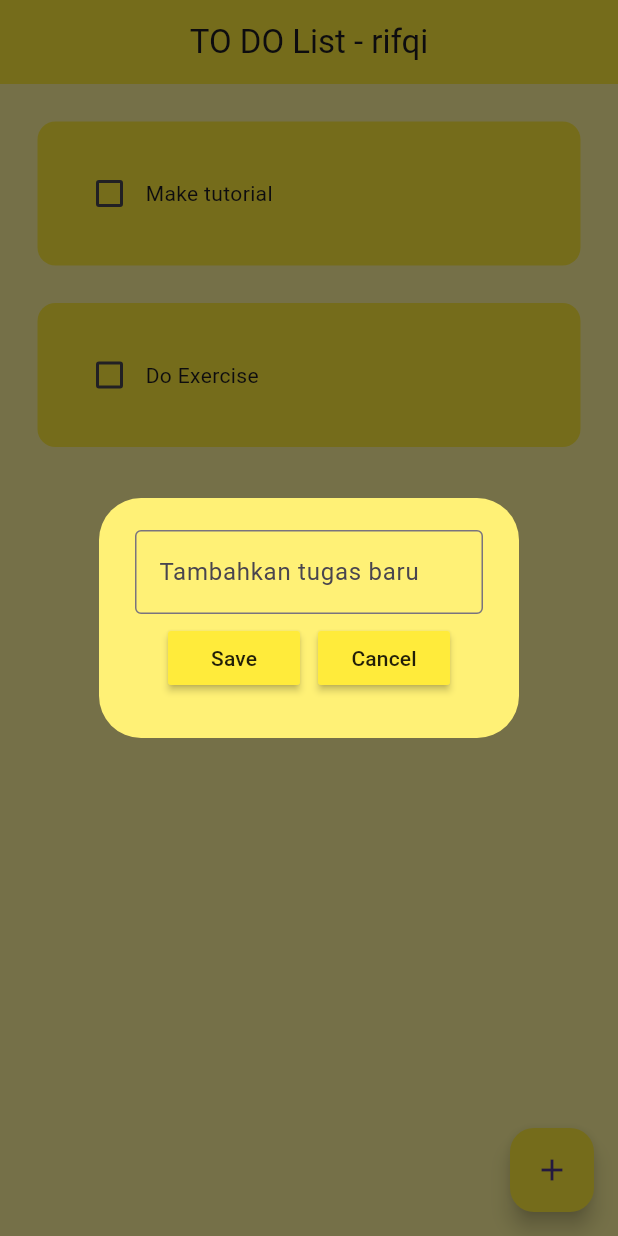
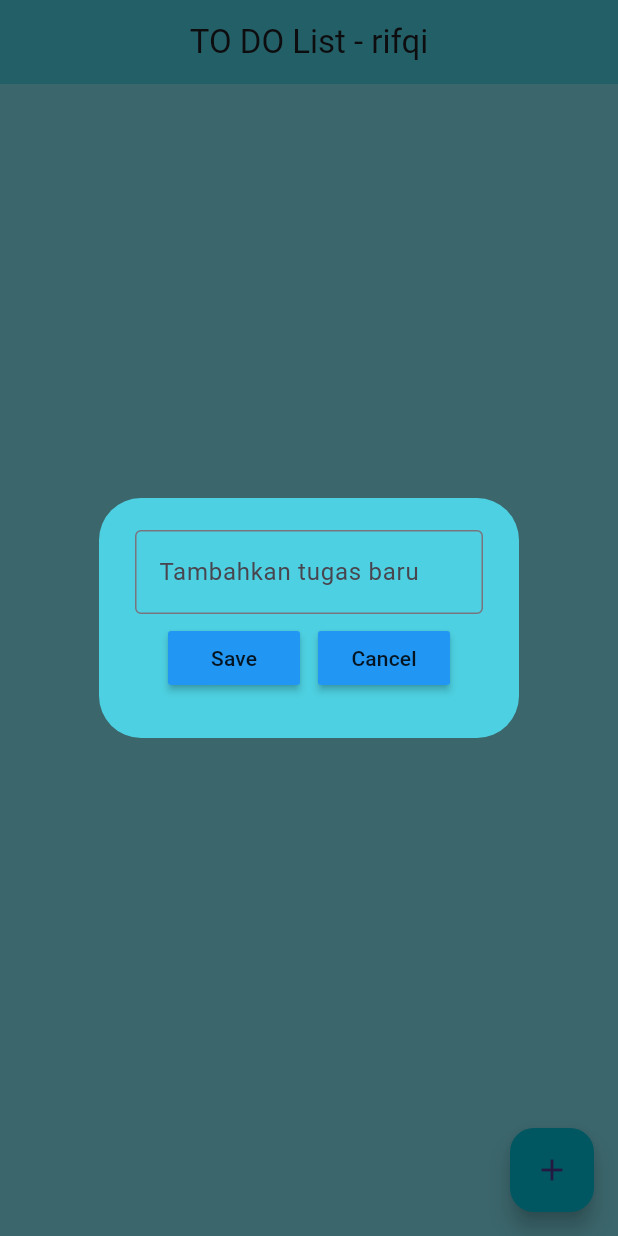
Before and after one commit to Rifqi-Setiawan/To-do-list_flutter, a Flutter app: the screen it shows after launch, after a tap on the "add" icon, on a phone screen of 412 x 824 dp. Run offline on Flutter 3.47's test engine with Material 3 defaults, Android fonts, the phone set to English and light mode, and no system bars; drawn by our look-alikes of flutter_slidable.

Commit message:
final commit

```diff
--- a/lib/main.dart
+++ b/lib/main.dart
@@ -13,7 +13,9 @@ class MyApp extends StatelessWidget {
     return MaterialApp(
       debugShowCheckedModeBanner: false,
       home: const HomePage(),
-      theme: ThemeData(primarySwatch: Colors.yellow),
+      theme: ThemeData(
+        primarySwatch: Colors.cyan, // Ini benar
+      ),
     );
   }
 }
--- a/lib/pages/home_page.dart
+++ b/lib/pages/home_page.dart
@@ -10,10 +10,7 @@ class HomePage extends StatefulWidget {
 }
 
 class _HomePageState extends State<HomePage> {
-  List toDoList = [
-    ["Make tutorial", false],
-    ["Do Exercise", false],
-  ];
+  List toDoList = [];
 
   void checkBoxChanged(bool? value, int index) {
     setState(() {
@@ -51,16 +48,16 @@ class _HomePageState extends State<HomePage> {
   @override
   Widget build(BuildContext context) {
     return Scaffold(
-        backgroundColor: Colors.yellow[200],
+        backgroundColor: Colors.cyan[200],
         appBar: AppBar(
           centerTitle: true,
           title: const Text("TO DO List - rifqi"),
           elevation: 0,
-          backgroundColor: Colors.yellow,
+          backgroundColor: Colors.cyan[300],
         ),
         floatingActionButton: FloatingActionButton(
           onPressed: createNewTask,
-          backgroundColor: Colors.yellow,
+          backgroundColor: Colors.cyan,
           child: const Icon(Icons.add),
         ),
         body: ListView.builder(
--- a/lib/util/dialog_box.dart
+++ b/lib/util/dialog_box.dart
@@ -2,7 +2,7 @@ import 'package:flutter/material.dart';
 import 'package:to_do_list_flutter/util/my_button.dart';
 
 class DialogBox extends StatelessWidget {
-  final controller;
+  final TextEditingController  controller;
   final VoidCallback onSave;
   final VoidCallback onCancel;
   DialogBox({super.key, required this.controller, required this.onSave, required this.onCancel});
@@ -10,7 +10,7 @@ class DialogBox extends StatelessWidget {
   @override
   Widget build(BuildContext context) {
     return AlertDialog(
-      backgroundColor: Colors.yellow[300],
+      backgroundColor: Colors.cyan[300],
       content: Container(
         height: 120,
         child: Column(
--- a/lib/util/my_button.dart
+++ b/lib/util/my_button.dart
@@ -10,7 +10,7 @@ class MyButton extends StatelessWidget {
     return MaterialButton(
       onPressed: onPressed,
       child: Text(text),
-      color: Colors.yellow,
+      color: Colors.blue,
     );
   }
 }
--- a/lib/util/todo_tile.dart
+++ b/lib/util/todo_tile.dart
@@ -46,7 +46,7 @@ class TodoTile extends StatelessWidget {
             ],
           ),
           decoration: BoxDecoration(
-            color: Colors.yellow,
+            color: Colors.blue[500],
             borderRadius: BorderRadius.circular(12),
           ),
         ),
--- a/pubspec.yaml
+++ b/pubspec.yaml
@@ -35,7 +35,7 @@ dependencies:
   # The following adds the Cupertino Icons font to your application.
   # Use with the CupertinoIcons class for iOS style icons.
   cupertino_icons: ^1.0.8
-  flutter_slidable: ^1.2.0
+  flutter_slidable: ^3.1.1
 
 dev_dependencies:
   flutter_test:
```
Also changed, not shown: pubspec.lock.
